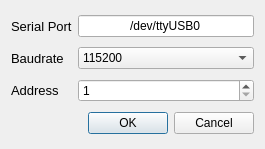
Qt form ridengui/ui/serial.ui (ShayBox/RidenGUI) before a commit.
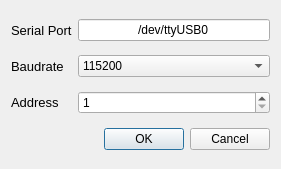
The same form after that commit. Icons and pictures are not drawn.

The edit to the form file:
```diff
--- a/ridengui/ui/serial.ui
+++ b/ridengui/ui/serial.ui
@@ -6,8 +6,8 @@
    <rect>
     <x>0</x>
     <y>0</y>
-    <width>265</width>
-    <height>149</height>
+    <width>281</width>
+    <height>169</height>
    </rect>
   </property>
   <property name="windowTitle">
```
Left out of the diff: 18 changed lines with no effect on the pictures.
